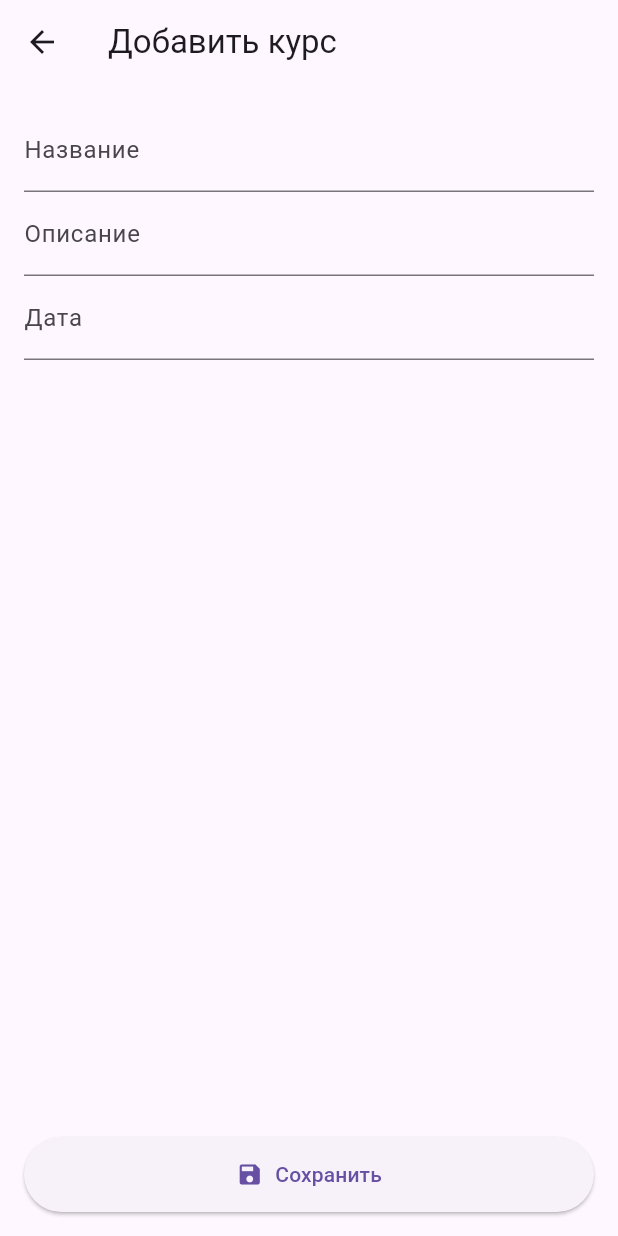
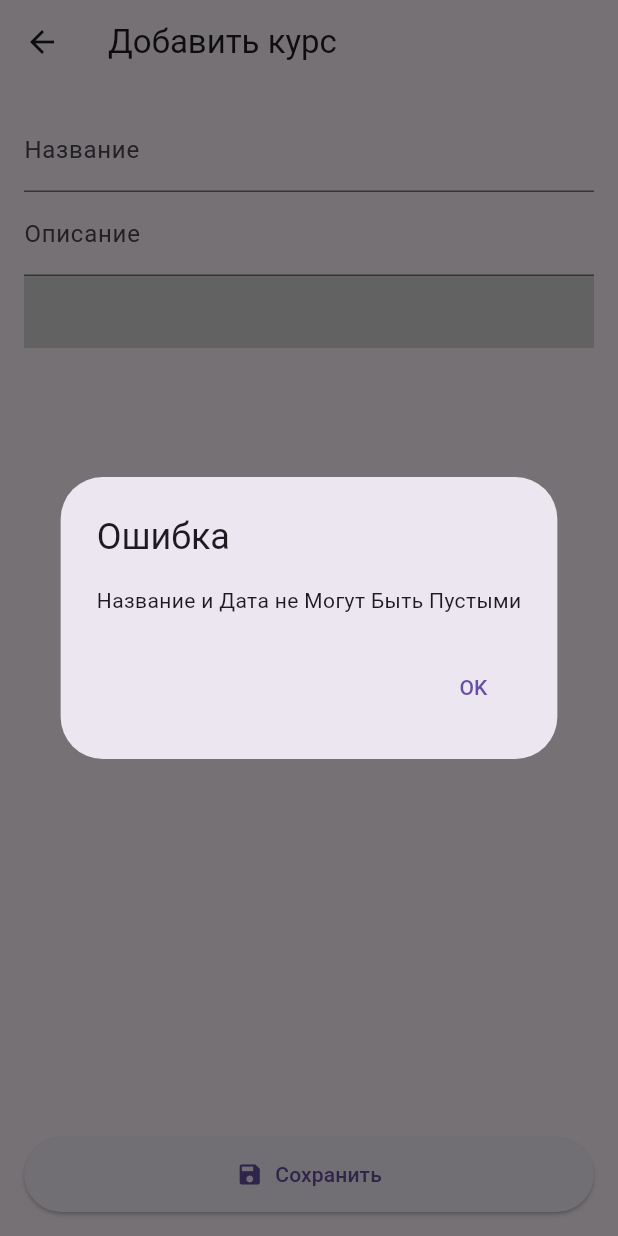
Before and after one commit to ShevchenkoAD/men2r_app, a Flutter app: the AddCourseScreen screen opened directly, after a tap on "Сохранить", on a phone screen of 412 x 824 dp. Run offline on Flutter 3.47's test engine with Material 3 defaults, Android fonts, the light colour scheme and no system bars; our stand-ins replace shared_preferences, sqflite, sqflite_common_ffi; accounts and stored records are empty; statements that could not run were skipped.

Commit message:
[fix] add dialogs for invalid input

```diff
--- a/lib/l10n/app_en.arb
+++ b/lib/l10n/app_en.arb
@@ -11,5 +11,7 @@
   "save": "Save",
   "delete": "Delete",
   "courseDetails": "Course Details",
-  "emptyList": "Course List is Empty"
+  "emptyList": "Course List is Empty",
+  "error": "Error",
+  "courseInvalidErrorMessage": "Title and Date Can't Be Empty"
 }
--- a/lib/l10n/app_localizations.dart
+++ b/lib/l10n/app_localizations.dart
@@ -175,6 +175,18 @@ abstract class AppLocalizations {
   /// In en, this message translates to:
   /// **'Course List is Empty'**
   String get emptyList;
+
+  /// No description provided for @error.
+  ///
+  /// In en, this message translates to:
+  /// **'Error'**
+  String get error;
+
+  /// No description provided for @courseInvalidErrorMessage.
+  ///
+  /// In en, this message translates to:
+  /// **'Title and Date Can\'t Be Empty'**
+  String get courseInvalidErrorMessage;
 }
 
 class _AppLocalizationsDelegate
--- a/lib/l10n/app_localizations_en.dart
+++ b/lib/l10n/app_localizations_en.dart
@@ -46,4 +46,10 @@ class AppLocalizationsEn extends AppLocalizations {
 
   @override
   String get emptyList => 'Course List is Empty';
+
+  @override
+  String get error => 'Error';
+
+  @override
+  String get courseInvalidErrorMessage => 'Title and Date Can\'t Be Empty';
 }
--- a/lib/l10n/app_localizations_ru.dart
+++ b/lib/l10n/app_localizations_ru.dart
@@ -45,5 +45,12 @@ class AppLocalizationsRu extends AppLocalizations {
   String get courseDetails => 'Детали курса';
 
   @override
-  String get emptyList => 'Список курсов пуст';
+  String get emptyList => 'Список Курсов Пуст';
+
+  @override
+  String get error => 'Ошибка';
+
+  @override
+  String get courseInvalidErrorMessage =>
+      'Название и Дата не Могут Быть Пустыми';
 }
--- a/lib/l10n/app_ru.arb
+++ b/lib/l10n/app_ru.arb
@@ -11,5 +11,7 @@
   "save": "Сохранить",
   "delete": "Удалить",
   "courseDetails": "Детали курса",
-  "emptyList": "Список курсов пуст"
+  "emptyList": "Список Курсов Пуст",
+  "error": "Ошибка",
+  "courseInvalidErrorMessage": "Название и Дата не Могут Быть Пустыми"
 }
--- a/lib/views/add_course_screen.dart
+++ b/lib/views/add_course_screen.dart
@@ -40,7 +40,7 @@ class _AddCourseScreenState extends State<AddCourseScreen> {
                   setState(() => _dateController.text = pickedDate.toString().split(' ')[0]);
                 }
               },
-            ),
+0            ),
             Expanded(child: const SizedBox(height: 20)),
             SizedBox(
               width: double.infinity,
@@ -56,7 +56,25 @@ class _AddCourseScreenState extends State<AddCourseScreen> {
                         ),
                       );
                       Navigator.pop(context);
-                    }
+                    } else {
+                          showDialog(
+                            context: context,
+                            builder: (BuildContext context) {
+                              return AlertDialog(
+                                title: Text(l10n.error),
+                                content: Text(l10n.courseInvalidErrorMessage),
+                                actions: [
+                                  TextButton(
+                                    onPressed: () {
+                                      Navigator.of(context).pop();
+                                    },
+                                    child: const Text('OK'),
+                                  ),
+                                ],
+                              );
+                            },
+                          );
+                    };
                   },
                   icon: const Icon(Icons.save),
                   label: Text(l10n.save),
```
Also changed, not shown: lib/views/course_details_screen.dart (+21 -3 lines). Lines whose indentation alone changed are shown as unchanged.
